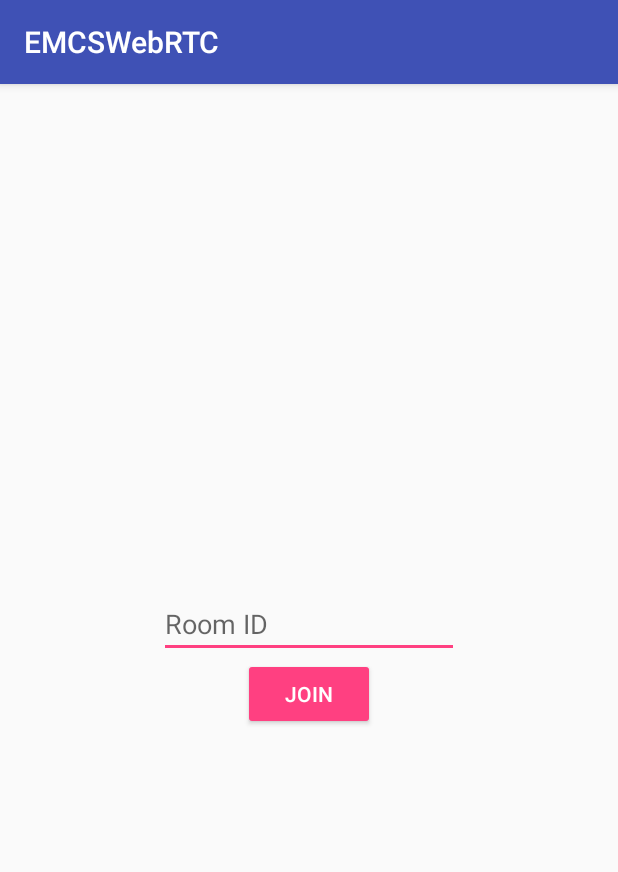
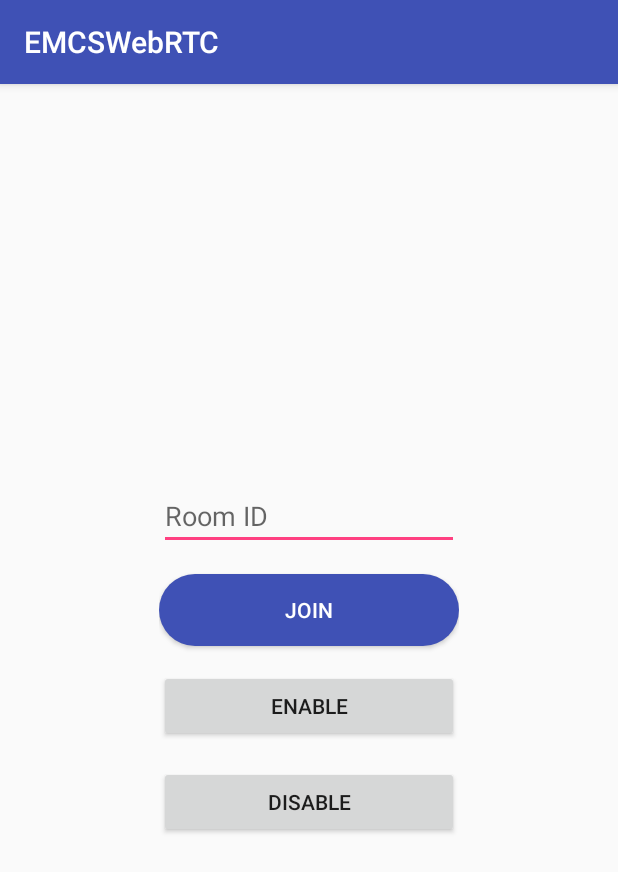
Before and after one commit to nakharin/EMCSWebRTC, an Android app: the screen it shows after launch (MainActivity), on a phone screen of 412 x 824 dp. Shown: the top 872 px of the screen. Run offline under Robolectric (Android 15) with nearby library versions, the phone set to English and light mode, and no system bars.

Commit message:
- Added button style

```diff
--- a/app/src/main/java/com/emcsthai/mobile/webrtc/MainActivity.java
+++ b/app/src/main/java/com/emcsthai/mobile/webrtc/MainActivity.java
@@ -4,12 +4,14 @@ import android.app.ProgressDialog;
 import android.content.Intent;
 import android.os.Bundle;
 import android.os.Handler;
+import android.support.v4.content.ContextCompat;
 import android.support.v7.app.AppCompatActivity;
 import android.support.v7.widget.AppCompatButton;
 import android.support.v7.widget.AppCompatEditText;
 import android.support.v7.widget.Toolbar;
 import android.view.View;
 import android.view.inputmethod.EditorInfo;
+import android.widget.Button;
 import android.widget.TextView;
 import android.widget.Toast;
 
@@ -18,7 +20,11 @@ public class MainActivity extends AppCompatActivity {
     public final static String KEY_ROOM_ID = "KEY_ROOM_ID";
 
     private AppCompatEditText edtRoomId;
+
     private AppCompatButton btnJoin;
+
+    private AppCompatButton btnEnable;
+    private AppCompatButton btnDisable;
 
     private ProgressDialog progressDialog;
 
@@ -30,6 +36,8 @@ public class MainActivity extends AppCompatActivity {
         initWidgets();
 
         btnJoin.setOnClickListener(onClickListener);
+        btnEnable.setOnClickListener(onClickListener);
+        btnDisable.setOnClickListener(onClickListener);
         edtRoomId.setOnEditorActionListener(onEditorActionListener);
     }
 
@@ -40,7 +48,10 @@ public class MainActivity extends AppCompatActivity {
         setSupportActionBar(toolbar);
 
         edtRoomId = findViewById(R.id.edtRoomId);
+
         btnJoin = findViewById(R.id.btnJoin);
+        btnEnable = findViewById(R.id.btnEnable);
+        btnDisable = findViewById(R.id.btnDisable);
 
         progressDialog = new ProgressDialog(MainActivity.this);
         progressDialog.setTitle("");
@@ -67,6 +78,16 @@ public class MainActivity extends AppCompatActivity {
         if (v == btnJoin) {
             checkJoinRoom();
         }
+
+        if (v == btnEnable) {
+            btnJoin.setEnabled(true);
+            btnJoin.setBackgroundDrawable(ContextCompat.getDrawable(this, R.drawable.btn_active_selector));
+        }
+
+        if (v == btnDisable) {
+            btnJoin.setEnabled(false);
+            btnJoin.setBackgroundDrawable(ContextCompat.getDrawable(this, R.drawable.btn_active_disable));
+        }
     };
 
     private TextView.OnEditorActionListener onEditorActionListener = (v, actionId, event) -> {
--- /dev/null
+++ b/app/src/main/res/drawable-v21/btn_active_selector.xml
@@ -0,0 +1,10 @@
+<?xml version="1.0" encoding="utf-8"?>
+<ripple
+    xmlns:android="http://schemas.android.com/apk/res/android"
+    android:color="@color/colorGreen">
+    <item
+        android:id="@android:id/mask"
+        android:drawable="@drawable/btn_active_pressed"/>
+
+    <item android:drawable="@drawable/btn_active_normal"/>
+</ripple>
--- /dev/null
+++ b/app/src/main/res/drawable/btn_active_disable.xml
@@ -0,0 +1,9 @@
+<?xml version="1.0" encoding="utf-8"?>
+<shape xmlns:android="http://schemas.android.com/apk/res/android"
+    android:shape="rectangle">
+
+    <corners android:radius="@dimen/my_button_corner" />
+
+    <solid android:color="@color/colorGray" />
+
+</shape>
--- /dev/null
+++ b/app/src/main/res/drawable/btn_active_normal.xml
@@ -0,0 +1,8 @@
+<?xml version="1.0" encoding="utf-8"?>
+<shape xmlns:android="http://schemas.android.com/apk/res/android"
+    android:shape="rectangle">
+
+    <corners android:radius="@dimen/my_button_corner" />
+
+    <solid android:color="@color/colorPrimary" />
+</shape>
--- /dev/null
+++ b/app/src/main/res/drawable/btn_active_pressed.xml
@@ -0,0 +1,8 @@
+<?xml version="1.0" encoding="utf-8"?>
+<shape xmlns:android="http://schemas.android.com/apk/res/android"
+    android:shape="rectangle">
+
+    <corners android:radius="@dimen/my_button_corner" />
+
+    <solid android:color="@color/colorPrimaryDark" />
+</shape>
--- /dev/null
+++ b/app/src/main/res/drawable/btn_active_selector.xml
@@ -0,0 +1,18 @@
+<?xml version="1.0" encoding="utf-8"?>
+<selector xmlns:android="http://schemas.android.com/apk/res/android">
+
+    <item
+        android:state_enabled="false"
+        android:state_pressed="false"
+        android:drawable="@drawable/btn_active_disable" />
+
+    <item android:state_enabled="true"
+        android:state_pressed="false"
+        android:drawable="@drawable/btn_active_normal" />
+
+    <item
+        android:state_enabled="true"
+        android:state_pressed="true"
+        android:drawable="@drawable/btn_active_pressed" />
+
+</selector>
--- a/app/src/main/res/layout/activity_main.xml
+++ b/app/src/main/res/layout/activity_main.xml
@@ -36,11 +36,28 @@
 
                 <android.support.v7.widget.AppCompatButton
                     android:id="@+id/btnJoin"
-                    style="@style/Widget.AppCompat.Button.Colored"
-                    android:layout_width="wrap_content"
+                    style="@style/MyButton.Active"
+                    android:layout_marginTop="16dp"
+                    android:layout_width="match_parent"
                     android:layout_height="wrap_content"
                     android:layout_gravity="center"
                     android:text="Join" />
+
+                <android.support.v7.widget.AppCompatButton
+                    android:id="@+id/btnEnable"
+                    android:layout_marginTop="16dp"
+                    android:layout_width="match_parent"
+                    android:layout_height="wrap_content"
+                    android:layout_gravity="center"
+                    android:text="Enable" />
+
+                <android.support.v7.widget.AppCompatButton
+                    android:id="@+id/btnDisable"
+                    android:layout_marginTop="16dp"
+                    android:layout_width="match_parent"
+                    android:layout_height="wrap_content"
+                    android:layout_gravity="center"
+                    android:text="Disable" />
 
             </LinearLayout>
 
--- a/app/src/main/res/values/colors.xml
+++ b/app/src/main/res/values/colors.xml
@@ -5,6 +5,9 @@
     <color name="colorAccent">#FF4081</color>
     <color name="colorWhite">#FFFFFF</color>
     <color name="colorGreen">#40FF5D</color>
+    <color name="colorGray">#808080</color>
 
     <color name="colorBlack">#55000000</color>
+    <color name="colorOverlayBlack">#42000000</color> <!--26% black-->
+    <color name="colorOverlayBlackLight">#8A000000</color> <!--54% black-->
 </resources>
--- /dev/null
+++ b/app/src/main/res/values/dimens.xml
@@ -0,0 +1,6 @@
+<?xml version="1.0" encoding="utf-8"?>
+<resources>
+
+    <dimen name="my_button_corner">32dp</dimen>
+
+</resources>
--- a/app/src/main/res/values/styles.xml
+++ b/app/src/main/res/values/styles.xml
@@ -21,4 +21,15 @@
         <item name="android:windowIsFloating">false</item>
     </style>
 
+    <style name="MyButton">
+        <item name="android:stateListAnimator">@null</item>
+        <item name="android:elevation">2dp</item>
+        <item name="android:textSize">14sp</item>
+    </style>
+
+    <style name="MyButton.Active">
+        <item name="android:background">@drawable/btn_active_selector</item>
+        <item name="android:textColor">@color/colorWhite</item>
+    </style>
+
 </resources>
```
Also changed, not shown: app/src/main/ic_hang_up-web.png (deleted), app/src/main/ic_mic_off-web.png (deleted), app/src/main/ic_mic_on-web.png (deleted), app/src/main/ic_mute-web.png (deleted), app/src/main/ic_screen_type-web.png (deleted), app/src/main/ic_switch_camera-web.png (deleted).
